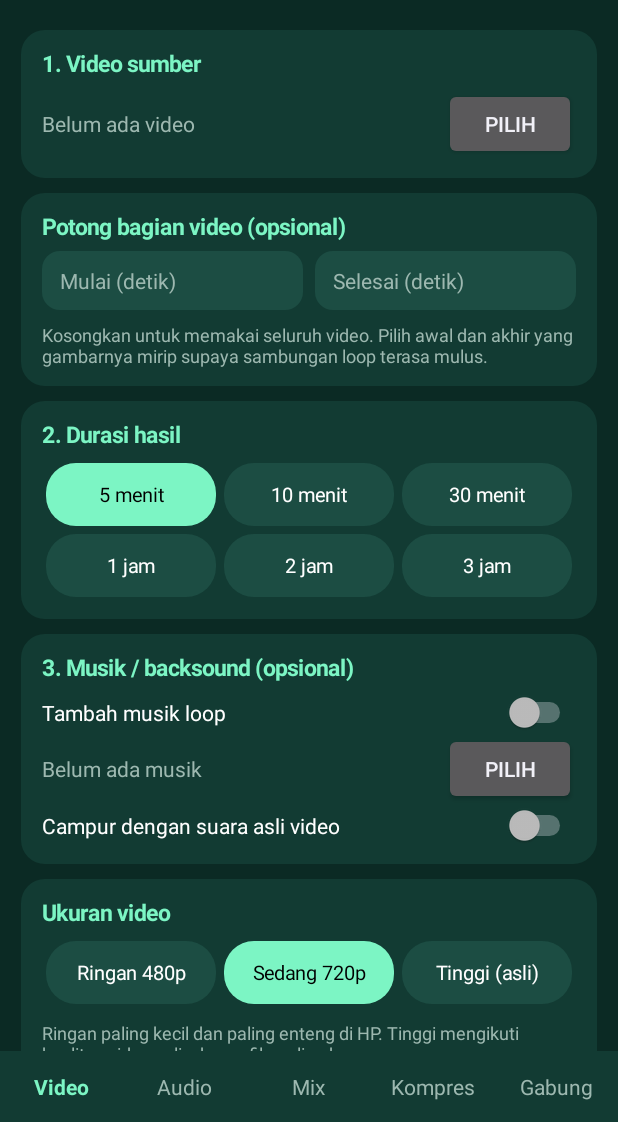
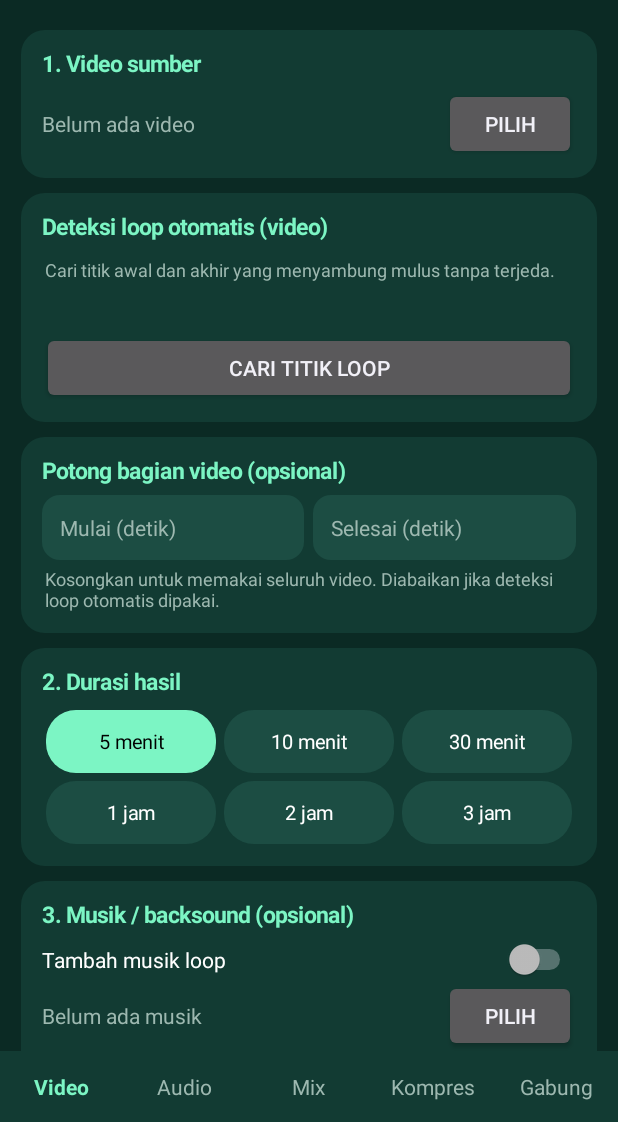
Before and after one commit to putriikaory-byte/Rayo--Loop, an Android app: the screen it shows after launch (MainActivity), on a phone screen of 412 x 824 dp, the part 114-1236 px from its top. Run offline under Robolectric (Android 15) with nearby library versions, the phone set to English and light mode, and no system bars.

Commit message:
Update MainActivity.kt

```diff
--- a/app/src/main/java/com/rayo/loop/MainActivity.kt
+++ b/app/src/main/java/com/rayo/loop/MainActivity.kt
@@ -26,6 +26,7 @@ import android.widget.ScrollView
 import android.widget.Switch
 import android.widget.TextView
 import android.widget.Toast
+import java.util.Locale
 
 class MainActivity : Activity() {
 
@@ -40,6 +41,7 @@ class MainActivity : Activity() {
 
     private val ui = Handler(Looper.getMainLooper())
     private var onPicked: ((Uri) -> Unit)? = null
+    private var analyzing = false
 
     private lateinit var statusCard: LinearLayout
     private lateinit var statusText: TextView
@@ -58,6 +60,18 @@ class MainActivity : Activity() {
     private val q5Vals = listOf(0, 128, 192, 256, 320)
     private val mixLabels = listOf("128 kbps", "192 kbps", "256 kbps", "320 kbps")
     private val mixVals = listOf(128, 192, 256, 320)
+
+    private inner class LoopHolder(val uriOf: () -> Uri?) {
+        var point: LoopPoint? = null
+        var forUri: Uri? = null
+        var sw: Switch? = null
+
+        fun active(): LongArray? {
+            val p = point ?: return null
+            if (sw?.isChecked != true || forUri != uriOf()) return null
+            return longArrayOf(p.startMs, p.endMs)
+        }
+    }
 
     override fun onCreate(savedInstanceState: Bundle?) {
         super.onCreate(savedInstanceState)
@@ -140,43 +154,108 @@ class MainActivity : Activity() {
         }
     }
 
+    // ---------- Deteksi loop ----------
+
+    private fun fmt(ms: Long): String {
+        val m = ms / 60000
+        val s = (ms % 60000) / 1000.0
+        return String.format(Locale.US, "%d:%04.1f", m, s)
+    }
+
+    private fun quality(p: Int): String =
+        if (p >= 80) "sangat mulus" else if (p >= 60) "cukup mulus" else "kurang mulus"
+
+    private fun loopCard(parent: LinearLayout, video: Boolean, uriOf: () -> Uri?): LoopHolder {
+        val h = LoopHolder(uriOf)
+        val c = card(
+            parent,
+            if (video) "Deteksi loop otomatis (video)" else "Deteksi loop otomatis (suara)"
+        )
+        c.addView(small("Cari titik awal dan akhir yang menyambung mulus tanpa terjeda."))
+        val result = TextView(this)
+        result.setTextColor(Color.WHITE)
+        result.textSize = 14f
+        result.setPadding(0, dp(6), 0, dp(6))
+        c.addView(result)
+        val sw = Switch(this)
+        sw.text = "Pakai titik loop otomatis"
+        sw.setTextColor(Color.WHITE)
+        sw.isChecked = true
+        sw.visibility = View.GONE
+        h.sw = sw
+        val btn = Button(this)
+        btn.text = "Cari titik loop"
+        btn.setOnClickListener {
+            val u = uriOf()
+            if (u == null) {
+                toast("Pilih file dulu")
+                return@setOnClickListener
+            }
+            if (analyzing) {
+                toast("Masih menganalisis")
+                return@setOnClickListener
+            }
+            analyzing = true
+            btn.isEnabled = false
+            sw.visibility = View.GONE
+            h.point = null
+            result.text = "Menganalisis..."
+            Thread {
+                val say: (String) -> Unit = { m -> runOnUiThread { result.text = m } }
+                val p = try {
+                    if (video) LoopDetector.detectVideo(this, u, say)
+                    else LoopDetector.detectAudio(this, u, say)
+                } catch (e: Exception) {
+                    null
+                }
+                runOnUiThread {
+                    analyzing = false
+                    btn.isEnabled = true
+                    h.point = p
+                    h.forUri = u
+                    if (p == null) {
+                        result.text = "Tidak ketemu titik loop yang cocok. Coba file lain."
+                    } else {
+                        result.text = "Loop: " + fmt(p.startMs) + " → " + fmt(p.endMs) +
+                            "\nKemulusan: " + p.similarity + "% (" + quality(p.similarity) + ")"
+                        sw.visibility = View.VISIBLE
+                    }
+                }
+            }.start()
+        }
+        c.addView(btn)
+        c.addView(sw)
+        return h
+    }
+
     // ---------- Tab ----------
 
     private fun buildVideoTab(): View = page { col ->
         var vUri: Uri? = null
         var mUri: Uri? = null
         var dIdx = 0
+        var hIdx = 1
         var kIdx = 2
-        var uIdx = 1
-        val uLabels = listOf("Ringan 480p", "Sedang 720p", "Tinggi (asli)")
-        val uQuality = listOf(1, 2, 0)
-        val uFile = listOf("ringan", "sedang", "tinggi")
-
+        val hVals = listOf(480, 720, 0)
         val c1 = card(col, "1. Video sumber")
         pickerRow(c1, "video/*", "Belum ada video") { vUri = it }
+        val vHold = loopCard(col, true) { vUri }
 
-        val cTrim = card(col, "Potong bagian video (opsional)")
-        val trimRow = LinearLayout(this)
-        trimRow.orientation = LinearLayout.HORIZONTAL
-        val startEt = timeField("Mulai (detik)")
-        val endEt = timeField("Selesai (detik)")
-        val lpA = LinearLayout.LayoutParams(0, WRAP, 1f)
-        lpA.setMargins(0, 0, dp(4), 0)
-        val lpB = LinearLayout.LayoutParams(0, WRAP, 1f)
-        lpB.setMargins(dp(4), 0, 0, 0)
-        trimRow.addView(startEt, lpA)
-        trimRow.addView(endEt, lpB)
-        cTrim.addView(trimRow)
-        val trimNote = TextView(this)
-        trimNote.text = "Kosongkan untuk memakai seluruh video. " +
-            "Pilih awal dan akhir yang gambarnya mirip supaya sambungan loop terasa mulus."
-        trimNote.setTextColor(MUTED)
-        trimNote.textSize = 12f
-        trimNote.setPadding(0, dp(8), 0, 0)
-        cTrim.addView(trimNote)
+        val cT = card(col, "Potong bagian video (opsional)")
+        val row = LinearLayout(this)
+        row.orientation = LinearLayout.HORIZONTAL
+        val etS = numField("Mulai (detik)")
+        val etE = numField("Selesai (detik)")
+        val lpS = LinearLayout.LayoutParams(0, WRAP, 1f)
+        lpS.setMargins(0, 0, dp(6), 0)
+        row.addView(etS, lpS)
+        row.addView(etE, LinearLayout.LayoutParams(0, WRAP, 1f))
+        cT.addView(row)
+        cT.addView(small("Kosongkan untuk memakai seluruh video. Diabaikan jika deteksi loop otomatis dipakai."))
 
         val c2 = card(col, "2. Durasi hasil")
         choice(c2, durLabels, 0, 3) { dIdx = it }
+
         val c3 = card(col, "3. Musik / backsound (opsional)")
         val sw = Switch(this)
         sw.text = "Tambah musik loop"
@@ -187,41 +266,38 @@ class MainActivity : Activity() {
         keep.text = "Campur dengan suara asli video"
         keep.setTextColor(Color.WHITE)
         c3.addView(keep)
+        val mHold = loopCard(col, false) { mUri }
 
-        val cSize = card(col, "Ukuran video")
-        choice(cSize, uLabels, 1, 3) { uIdx = it }
-        val sizeNote = TextView(this)
-        sizeNote.text = "Ringan paling kecil dan paling enteng di HP. " +
-            "Tinggi mengikuti kualitas video asli, ukuran file paling besar."
-        sizeNote.setTextColor(MUTED)
-        sizeNote.textSize = 12f
-        sizeNote.setPadding(0, dp(8), 0, 0)
-        cSize.addView(sizeNote)
-
+        val c5 = card(col, "Ukuran video")
+        choice(c5, listOf("Ringan 480p", "Sedang 720p", "Tinggi (asli)"), 1, 3) { hIdx = it }
+        c5.addView(small("Ringan = file kecil. Tinggi = kualitas asli dan proses paling cepat."))
         val c4 = card(col, "Kualitas suara musik")
         choice(c4, q4Labels, 2, 4) { kIdx = it }
+
         startBtn(col, "MULAI BUAT VIDEO LOOP") {
             val v = vUri
-            val m = if (sw.isChecked) mUri else null
-            val sMs = (((startEt.text.toString().trim().toDoubleOrNull()) ?: 0.0) * 1000)
-                .toLong().coerceAtLeast(0L)
-            val eRaw = endEt.text.toString().trim().toDoubleOrNull()
-            val eMs = if (eRaw != null) (eRaw * 1000).toLong() else 0L
+            val useMusic = sw.isChecked
+            val m = if (useMusic) mUri else null
             if (v == null) {
                 toast("Pilih video dulu")
-            } else if (sw.isChecked && m == null) {
+            } else if (useMusic && m == null) {
                 toast("Pilih file musiknya")
-            } else if (eMs > 0 && eMs <= sMs) {
-                toast("Waktu selesai harus lebih besar dari waktu mulai")
             } else {
+                val s = etS.text.toString().toDoubleOrNull()
+                val e = etE.text.toString().toDoubleOrNull()
+                val manual = if (s != null || e != null) {
+                    longArrayOf(((s ?: 0.0) * 1000).toLong(), ((e ?: 0.0) * 1000).toLong())
+                } else null
+                val dv = vHold.active()
+                val dm = if (m != null) mHold.active() else null
                 start(
                     JobSpec(
                         kind = "video", videoUri = v, audioUri = m,
                         targetMs = durMs[dIdx], audioKbps = q4Vals[kIdx],
-                        keepOriginalAudio = keep.isChecked,
-                        label = "video_" + durFile[dIdx] + "_" + uFile[uIdx],
-                        trimStartMs = sMs, trimEndMs = eMs,
-                        quality = uQuality[uIdx]
+                        keepOriginalAudio = keep.isChecked, heightPx = hVals[hIdx],
+                        vClip = dv ?: manual, aClip = dm,
+                        seamless = dv != null || dm != null,
+                        label = "video_" + durFile[dIdx]
                     )
                 )
             }
@@ -234,6 +310,7 @@ class MainActivity : Activity() {
         var kIdx = 2
         val c1 = card(col, "1. Audio sumber")
         pickerRow(c1, "audio/*", "Belum ada audio") { aUri = it }
+        val hold = loopCard(col, false) { aUri }
         val c2 = card(col, "2. Durasi hasil")
         choice(c2, durLabels, 0, 3) { dIdx = it }
         val c3 = card(col, "3. Kualitas suara")
@@ -243,10 +320,12 @@ class MainActivity : Activity() {
             if (a == null) {
                 toast("Pilih audio dulu")
             } else {
+                val da = hold.active()
                 start(
                     JobSpec(
                         kind = "audio", audioUri = a, targetMs = durMs[dIdx],
-                        audioKbps = q5Vals[kIdx], label = "audio_" + durFile[dIdx]
+                        audioKbps = q5Vals[kIdx], aClip = da, seamless = da != null,
+                        label = "audio_" + durFile[dIdx]
                     )
                 )
             }
@@ -260,8 +339,10 @@ class MainActivity : Activity() {
         var kIdx = 1
         val c1 = card(col, "1. Sound pertama")
         pickerRow(c1, "audio/*", "Belum ada audio") { aUri = it }
+        val holdA = loopCard(col, false) { aUri }
         val c2 = card(col, "2. Sound kedua")
         pickerRow(c2, "audio/*", "Belum ada audio") { bUri = it }
+        val holdB = loopCard(col, false) { bUri }
         val c3 = card(col, "3. Durasi hasil")
         choice(c3, durLabels, 0, 3) { dIdx = it }
         val c4 = card(col, "4. Kualitas suara")
@@ -272,10 +353,14 @@ class MainActivity : Activity() {
             if (a == null || b == null) {
                 toast("Pilih kedua sound dulu")
             } else {
+                val da = holdA.active()
+                val db = holdB.active()
                 start(
                     JobSpec(
                         kind = "mix", audioUri = a, audio2Uri = b, targetMs = durMs[dIdx],
-                        audioKbps = mixVals[kIdx], label = "mix_" + durFile[dIdx]
+                        audioKbps = mixVals[kIdx], aClip = da, a2Clip = db,
+                        seamless = da != null || db != null,
+                        label = "mix_" + durFile[dIdx]
                     )
                 )
             }
@@ -297,11 +382,10 @@ class MainActivity : Activity() {
         choice(c3, listOf("Asli", "1080p", "720p", "480p"), 0, 4) { rIdx = it }
         val c4 = card(col, "4. Kualitas suara")
         choice(c4, listOf("96 kbps", "128 kbps", "192 kbps"), 1, 3) { kIdx = it }
-        val note = TextView(this)
-        note.text = "Tips: makin kecil ukuran target, makin turun kualitas gambar. " +
-            "Untuk hasil terbaik biarkan resolusi Asli dan pilih ukuran yang tidak terlalu kecil."
-        note.setTextColor(MUTED)
-        note.textSize = 12f
+        val note = small(
+            "Tips: makin kecil ukuran target, makin turun kualitas gambar. " +
+                "Untuk hasil terbaik biarkan resolusi Asli dan pilih ukuran yang tidak terlalu kecil."
+        )
         note.setPadding(dp(4), dp(10), dp(4), 0)
         col.addView(note)
         startBtn(col, "MULAI KOMPRES") {
@@ -327,8 +411,10 @@ class MainActivity : Activity() {
         var kIdx = 1
         val c1 = card(col, "1. Video")
         pickerRow(c1, "video/*", "Belum ada video") { vUri = it }
+        val holdV = loopCard(col, true) { vUri }
         val c2 = card(col, "2. Suara / musik")
         pickerRow(c2, "audio/*", "Belum ada audio") { aUri = it }
+        val holdA = loopCard(col, false) { aUri }
         val c3 = card(col, "3. Samakan durasi dengan")
         choice(c3, listOf("Terpanjang", "Video", "Audio"), 0, 3) { mIdx = it }
         val keep = Switch(this)
@@ -343,10 +429,13 @@ class MainActivity : Activity() {
             if (v == null || a == null) {
                 toast("Pilih video dan suara dulu")
             } else {
+                val dv = holdV.active()
+                val da = holdA.active()
                 start(
                     JobSpec(
                         kind = "combine", videoUri = v, audioUri = a, matchMode = mIdx,
                         audioKbps = mixVals[kIdx], keepOriginalAudio = keep.isChecked,
+                        vClip = dv, aClip = da, seamless = dv != null || da != null,
                         label = "gabung"
                     )
                 )
@@ -473,7 +562,16 @@ class MainActivity : Activity() {
         return c
     }
 
-    private fun timeField(hint: String): EditText {
+    private fun small(text: String): TextView {
+        val t = TextView(this)
+        t.text = text
+        t.setTextColor(MUTED)
+        t.textSize = 12f
+        t.setPadding(dp(2), dp(4), dp(2), dp(2))
+        return t
+    }
+
+    private fun numField(hint: String): EditText {
         val e = EditText(this)
         e.hint = hint
         e.setHintTextColor(MUTED)
@@ -481,7 +579,7 @@ class MainActivity : Activity() {
         e.textSize = 14f
         e.inputType = InputType.TYPE_CLASS_NUMBER or InputType.TYPE_NUMBER_FLAG_DECIMAL
         e.background = rounded(CHIP, 12)
-        e.setPadding(dp(12), dp(10), dp(12), dp(10))
+        e.setPadding(dp(12), dp(12), dp(12), dp(12))
         return e
     }
 
```
